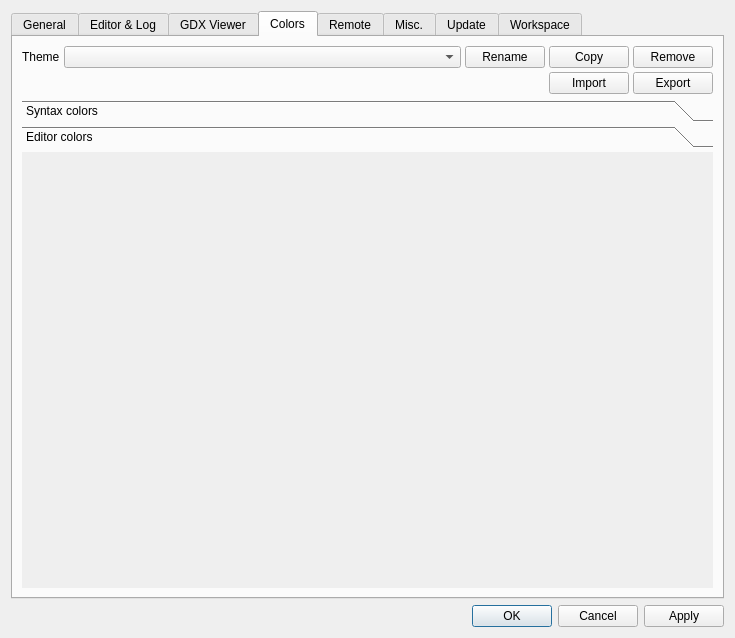
Before: the Qt Designer form src/settingsdialog.ui in GAMS-dev/studio, drawn with Qt 5.
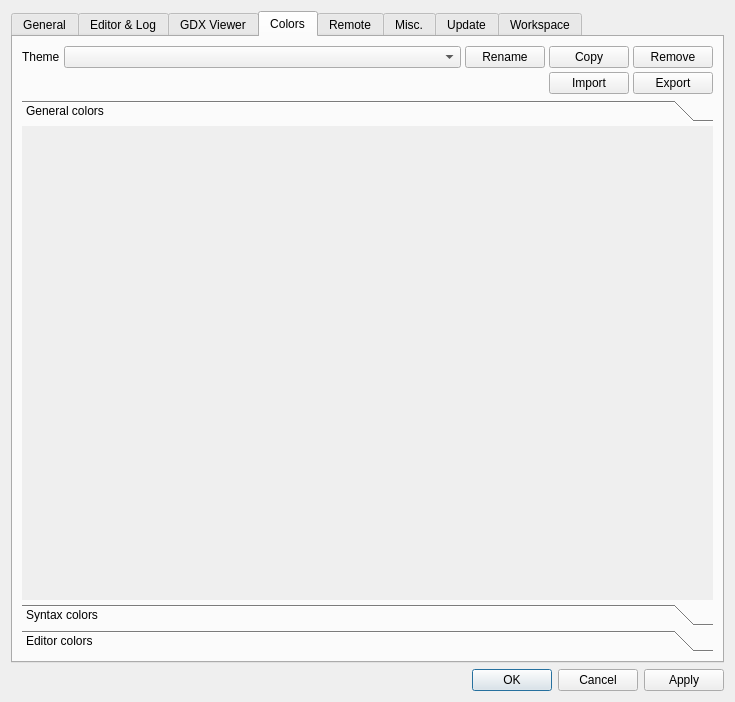
After: the same form once the commit is applied. The open tabs and pages were chosen to show the change. Icons and pictures are not drawn.

Commit message: add customized color for general windows colors

The edit to the form file:
```diff
--- a/src/settingsdialog.ui
+++ b/src/settingsdialog.ui
@@ -7,7 +7,7 @@
     <x>0</x>
     <y>0</y>
     <width>735</width>
-    <height>638</height>
+    <height>702</height>
    </rect>
   </property>
   <property name="windowTitle">
@@ -1223,6 +1223,54 @@
          <property name="tabSpacing">
           <number>4</number>
          </property>
+         <widget class="QWidget" name="pageGeneral">
+          <property name="geometry">
+           <rect>
+            <x>0</x>
+            <y>0</y>
+            <width>695</width>
+            <height>430</height>
+           </rect>
+          </property>
+          <attribute name="label">
+           <string>General colors</string>
+          </attribute>
+          <layout class="QVBoxLayout" name="verticalLayoutWc">
+           <property name="leftMargin">
+            <number>0</number>
+           </property>
+           <property name="topMargin">
+            <number>0</number>
+           </property>
+           <property name="rightMargin">
+            <number>0</number>
+           </property>
+           <property name="bottomMargin">
+            <number>0</number>
+           </property>
+           <item>
+            <widget class="QWidget" name="generalColors" native="true">
+             <layout class="QGridLayout" name="gridLayout_17">
+              <property name="leftMargin">
+               <number>0</number>
+              </property>
+              <property name="topMargin">
+               <number>0</number>
+              </property>
+              <property name="rightMargin">
+               <number>0</number>
+              </property>
+              <property name="bottomMargin">
+               <number>0</number>
+              </property>
+              <property name="spacing">
+               <number>4</number>
+              </property>
+             </layout>
+            </widget>
+           </item>
+          </layout>
+         </widget>
          <widget class="QWidget" name="pageSyntax">
           <property name="geometry">
            <rect>
```
Left out of the diff: 12 changed lines with no effect on the pictures. The commit also changes 4 other files.
